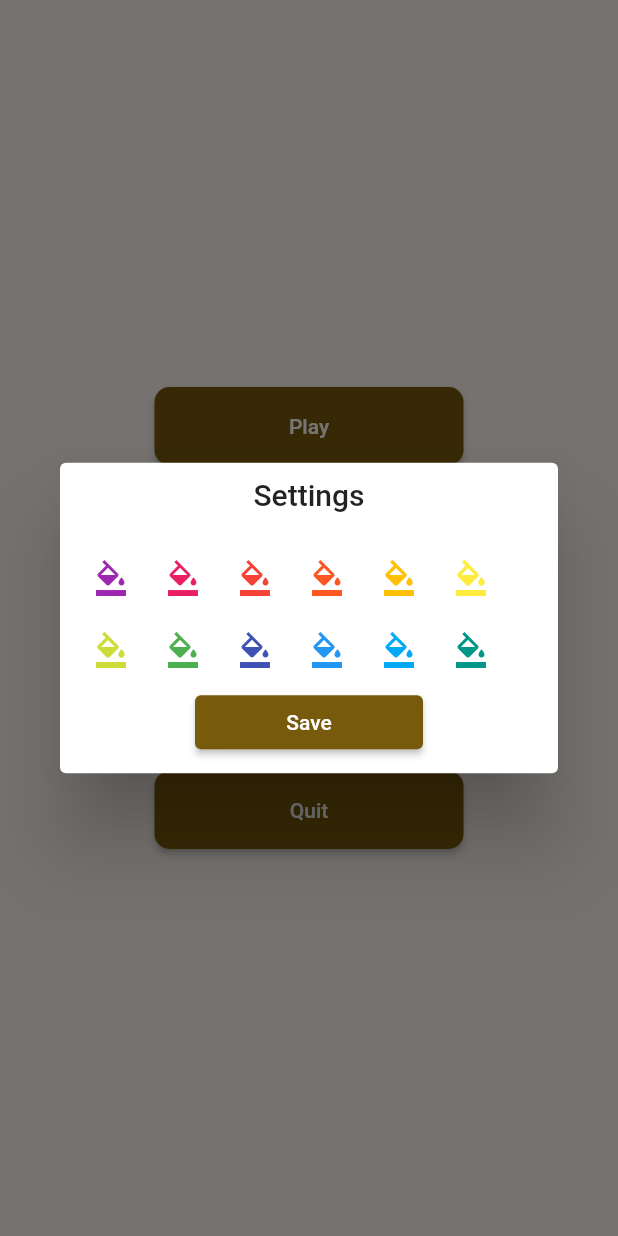
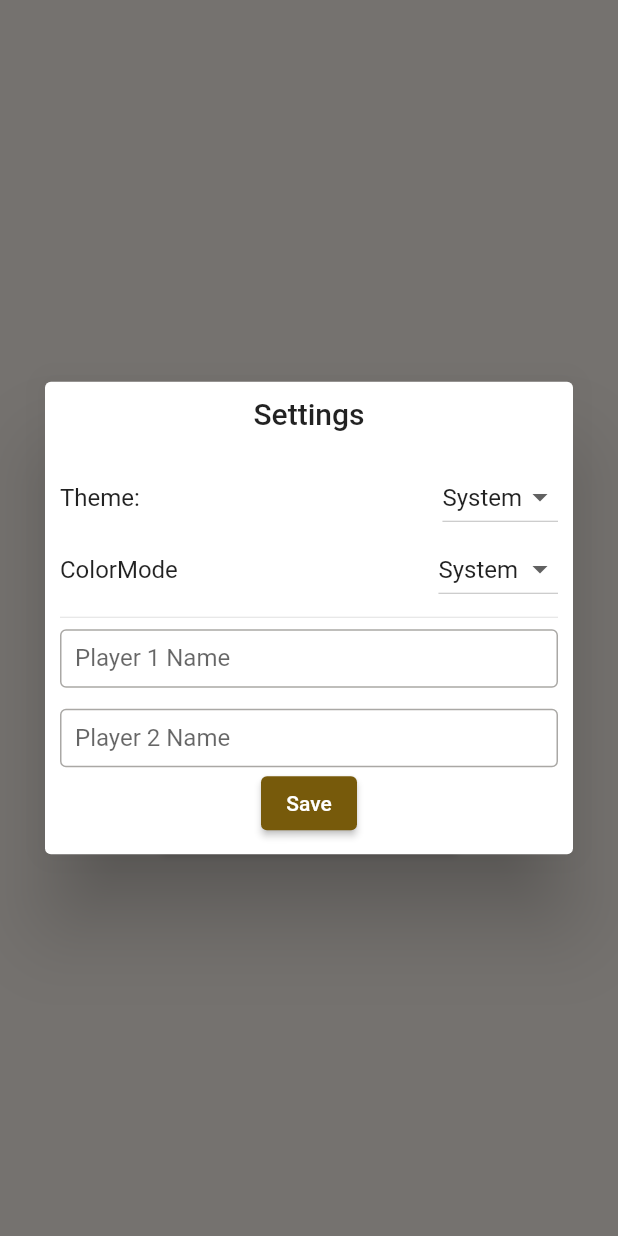
Before and after one commit to linememory/tic_tac_toe, a Flutter app: the screen it shows after launch, after a tap on "Settings", on a phone screen of 412 x 824 dp. Run offline on Flutter 3.47's test engine with Material 2 defaults, Android fonts, the phone set to English and light mode, and no system bars; drawn by our look-alikes of dynamic_color; our stand-ins replace flutter_riverpod.

Commit message:
added theme and color mode

```diff
--- a/lib/features/menu/settings.dart
+++ b/lib/features/menu/settings.dart
@@ -7,7 +7,10 @@ class Settings extends ConsumerWidget {
 
   @override
   Widget build(BuildContext context, ref) {
+    final themeMode = ref.watch(themeModeProvider);
+    final colorMode = ref.watch(colorModeProvider);
     return SimpleDialog(
+      insetPadding: const EdgeInsets.all(30),
       titlePadding: const EdgeInsets.all(10),
       contentPadding: const EdgeInsets.all(10),
       title: const Text(
@@ -15,6 +18,54 @@ class Settings extends ConsumerWidget {
         textAlign: TextAlign.center,
       ),
       children: [
+        SizedBox(
+          width: MediaQuery.of(context).size.width,
+          child: Column(
+            crossAxisAlignment: CrossAxisAlignment.stretch,
+            children: [
+              Row(
+                mainAxisAlignment: MainAxisAlignment.spaceBetween,
+                children: [
+                  const Text("Theme: "),
+                  DropdownButton<ThemeMode>(
+                    value: themeMode,
+                    items: const [
+                      DropdownMenuItem(
+                          value: ThemeMode.system, child: Text("System")),
+                      DropdownMenuItem(
+                          value: ThemeMode.light, child: Text("Light")),
+                      DropdownMenuItem(
+                          value: ThemeMode.dark, child: Text("Dark"))
+                    ],
+                    onChanged: (value) {
+                      if (value != null) {
+                        ref.read(themeModeProvider.state).state = value;
+                      }
+                    },
+                  )
+                ],
+              ),
+              Row(
+                mainAxisAlignment: MainAxisAlignment.spaceBetween,
+                children: [
+                  const Text("ColorMode"),
+                  DropdownButton<ColorMode>(
+                    value: colorMode,
+                    items: const [
+                      DropdownMenuItem(
+                          value: ColorMode.system, child: Text("System")),
+                      DropdownMenuItem(
+                          value: ColorMode.custom, child: Text("Custom"))
+                    ],
+                    onChanged: (value) {
+                      if (value != null) {
+                        ref.read(colorModeProvider.state).state = value;
+                      }
+                    },
+                  )
+                ],
+              ),
+              if (colorMode == ColorMode.custom)
                 Wrap(
                   children: [
                     _ColorButton(
@@ -79,13 +130,76 @@ class Settings extends ConsumerWidget {
                     ),
                   ],
                 ),
-        Padding(
+              const Divider(),
+              NameForm(onSubmit: (String player1, String player2) {}),
+            ],
+          ),
+        ),
+      ],
+    );
+  }
+}
+
+class NameForm extends StatefulWidget {
+  const NameForm({
+    Key? key,
+    required this.onSubmit,
+  }) : super(key: key);
+
+  final void Function(String player1Name, String player2Name) onSubmit;
+
+  @override
+  State<NameForm> createState() => _NameFormState();
+}
+
+class _NameFormState extends State<NameForm> {
+  String player1 = "Player 1";
+  String player2 = "Player 2";
+  @override
+  Widget build(BuildContext context) {
+    return Form(
+      child: Column(
+        children: [
+          TextFormField(
+            onChanged: (value) {
+              player1 = value;
+            },
+            decoration: const InputDecoration(
+              border: OutlineInputBorder(),
+              isDense: true,
+              label: Text("Player 1 Name"),
+              contentPadding: EdgeInsets.all(10),
+            ),
+          ),
+          const SizedBox(
+            height: 14,
+          ),
+          TextFormField(
+            onChanged: (value) {
+              player2 = value;
+            },
+            decoration: const InputDecoration(
+              border: OutlineInputBorder(),
+              isDense: true,
+              label: Text("Player 2 Name"),
+              contentPadding: EdgeInsets.all(10),
+            ),
+          ),
+          Builder(builder: (context) {
+            return Padding(
               padding: const EdgeInsets.symmetric(horizontal: 80.0),
               child: ElevatedButton(
-              onPressed: () => Navigator.pop(context),
+                  onPressed: () {
+                    if (Form.of(context)?.validate() ?? false) {
+                      widget.onSubmit(player1, player2);
+                      Navigator.pop(context);
+                    }
+                  },
                   child: const Text("Save")),
-        )
+            );
+          }),
         ],
+      ),
     );
   }
 }
--- a/lib/main.dart
+++ b/lib/main.dart
@@ -5,6 +5,19 @@ import 'features/menu/menu.dart';
 
 final themeColorProvider = StateProvider<MaterialColor>((ref) {
   return Colors.amber;
+});
+
+final themeModeProvider = StateProvider<ThemeMode>((ref) {
+  return ThemeMode.system;
+});
+
+enum ColorMode {
+  system,
+  custom;
+}
+
+final colorModeProvider = StateProvider<ColorMode>((ref) {
+  return ColorMode.system;
 });
 
 void main() {
@@ -17,12 +30,16 @@ class MyApp extends ConsumerWidget {
   @override
   Widget build(BuildContext context, WidgetRef ref) {
     final color = ref.watch(themeColorProvider);
+    final themeMode = ref.watch(themeModeProvider);
+    final colorMode = ref.watch(colorModeProvider);
 
     return DynamicColorBuilder(
       builder: (ColorScheme? lightDynamic, ColorScheme? darkDynamic) {
         ColorScheme lightColorScheme;
         ColorScheme darkColorScheme;
-        if (lightDynamic != null && darkDynamic != null) {
+        if (colorMode == ColorMode.system &&
+            lightDynamic != null &&
+            darkDynamic != null) {
           lightColorScheme = lightDynamic.harmonized();
           darkColorScheme = darkDynamic.harmonized();
         } else {
@@ -36,6 +53,7 @@ class MyApp extends ConsumerWidget {
         }
         return MaterialApp(
           title: 'Tic Tac Toe',
+          themeMode: themeMode,
           theme: ThemeData(colorScheme: lightColorScheme),
           darkTheme: ThemeData(colorScheme: darkColorScheme),
           home: const Menu(),
```
Lines whose indentation alone changed are shown as unchanged.
